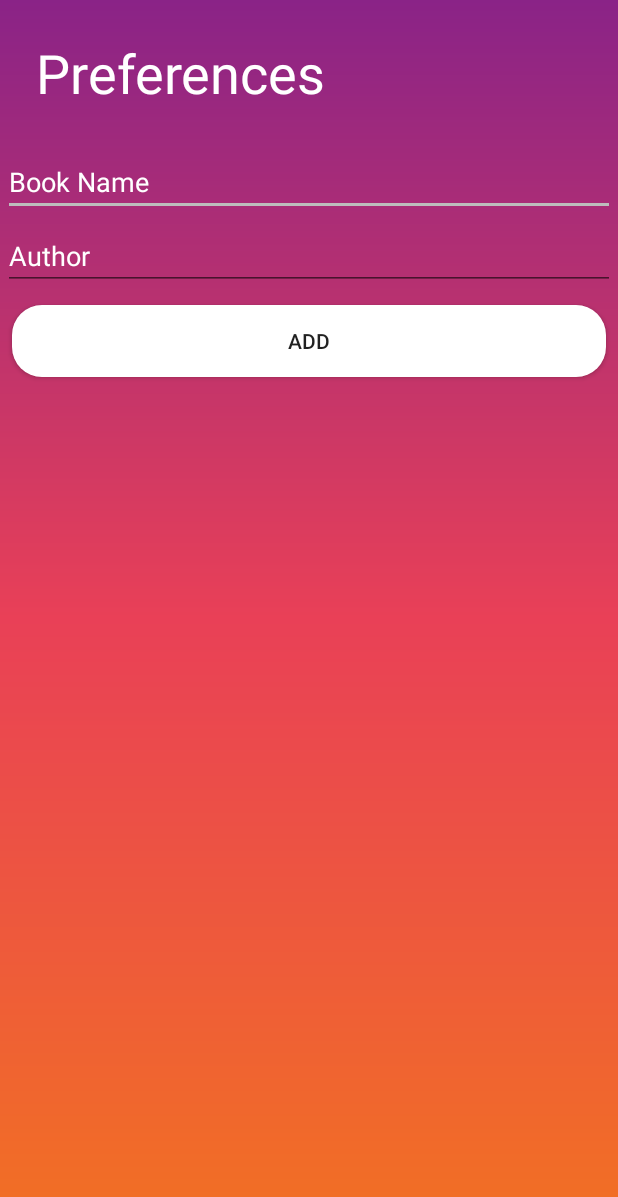
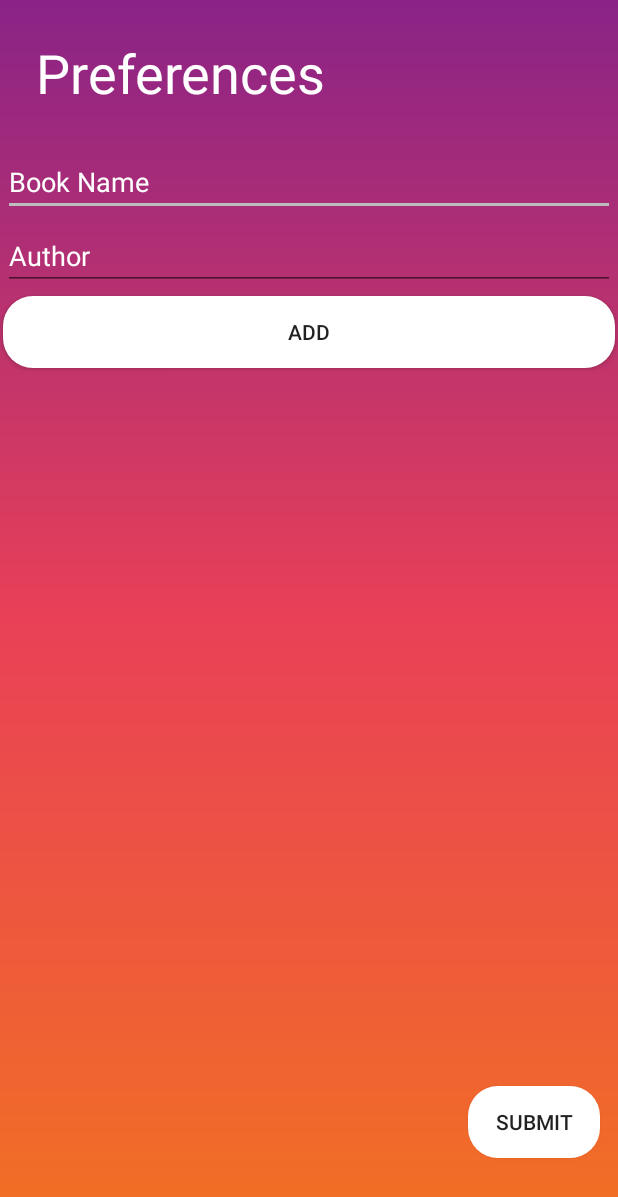
Before and after one commit to shivumgrover7/Drozee1.1, an Android app: the PreferencesActivity screen opened directly, with no data from a screen before it, after a tap on "ADD", on a phone screen of 412 x 824 dp. Shown: the top 1197 px of the screen. Run offline under Robolectric (Android 15) with nearby library versions, the phone set to English and light mode, and no system bars; our stand-ins replace Firebase (no records; nobody signed in at launch, a user with empty details on screens opened directly).

```diff
--- a/app/src/main/java/com/drozee/drozeebvest/PreferencesActivity.java
+++ b/app/src/main/java/com/drozee/drozeebvest/PreferencesActivity.java
@@ -1,32 +1,26 @@
 package com.drozee.drozeebvest;
 
 import android.graphics.Typeface;
-import android.support.annotation.NonNull;
-import android.support.annotation.Nullable;
 import android.support.v7.app.AppCompatActivity;
 import android.os.Bundle;
 import android.support.v7.widget.LinearLayoutManager;
 import android.support.v7.widget.RecyclerView;
-import android.util.Log;
 import android.view.View;
 import android.widget.Button;
 import android.widget.EditText;
+import android.widget.ListView;
 import android.widget.TextView;
 import android.widget.Toast;
 
 import com.google.firebase.auth.FirebaseAuth;
-import com.google.firebase.auth.FirebaseUser;
-import com.google.firebase.database.ChildEventListener;
 import com.google.firebase.database.DataSnapshot;
 import com.google.firebase.database.DatabaseError;
 import com.google.firebase.database.DatabaseReference;
 import com.google.firebase.database.FirebaseDatabase;
-import com.google.firebase.database.GenericTypeIndicator;
+import com.google.firebase.database.ValueEventListener;
 
 import java.util.ArrayList;
-import java.util.HashMap;
 import java.util.List;
-import java.util.Map;
 
 public class PreferencesActivity extends AppCompatActivity {
     ArrayList<String> pref = new ArrayList<String>();
@@ -35,100 +29,82 @@ public class PreferencesActivity extends AppCompatActivity {
     DatabaseReference mListReference;
     FirebaseAuth mAuth;
     String user;
+    ListView listViewl;
+    List<Books> booklist;
+    public EditText prefET;
 
-    DatabaseReference mBooksReference;
-    ChildEventListener mChildEventListener;
+    public EditText authET;
+
+
+
     @Override
     protected void onCreate(Bundle savedInstanceState) {
         super.onCreate(savedInstanceState);
         setContentView(R.layout.activity_preferences);
         mAuth =  FirebaseAuth.getInstance();
-        mFirebaseDatabase = FirebaseDatabase.getInstance();
-//        String uid = user.getUid();
-//        if(uid == null)
-//        {
-//            uid = "Anonymous";
-//        }
-        mListReference = mFirebaseDatabase.getReference().child("Books").child("Anonymous");
-        mBooksReference = mListReference.child("Books").child("uid");
-        final RecyclerView recyclerView = (RecyclerView) findViewById(R.id.prefRV);
-        RecyclerView.LayoutManager mLayoutManager = new LinearLayoutManager(this);
-        recyclerView.setLayoutManager(mLayoutManager);
-        recyclerView.setAdapter(viewAdapter);
-
-        user = mAuth.getUid();
-
-        mChildEventListener = new ChildEventListener() {
-            @Override
-            public void onChildAdded(@NonNull DataSnapshot dataSnapshot, @Nullable String s) {
-                    ArrayList<String> lst = new ArrayList<String>(); // Result will be holded Here
-                        lst.add(String.valueOf(dataSnapshot.getValue()));
-                        for(int z = 0; z < lst.size(); z++)
-                        {
-                                String[] atom = lst.get(z).split(",");
-                                pref.add(atom[0] + "," + atom[1]);
+        listViewl = (ListView) findViewById (R.id.lisst);
+        booklist = new ArrayList<> ();
 
 
-                        }
-                for (int a = 0; a < pref.size(); a++) {
-                    Log.i("Preferences", Integer.toString(pref.get(0).length()));
-                }
-                viewAdapter.notifyDataSetChanged();}
-            @Override
-            public void onChildChanged(@NonNull DataSnapshot dataSnapshot, @Nullable String s) {
-
-            }
-
-            @Override
-            public void onChildRemoved(@NonNull DataSnapshot dataSnapshot) {
-
-            }
-
-            @Override
-            public void onChildMoved(@NonNull DataSnapshot dataSnapshot, @Nullable String s) {
-
-            }
-
-            @Override
-            public void onCancelled(@NonNull DatabaseError databaseError) {
-
-            }
-        };
-        mListReference.addChildEventListener(mChildEventListener);
-        Button add = (Button)findViewById(R.id.addBTN);
-        final Button submit = (Button)findViewById(R.id.nextBTN);
-        final EditText prefET = (EditText)findViewById(R.id.prefET);
-        final EditText authET = (EditText)findViewById(R.id.authorET);
-        submit.setEnabled(false);
+        mFirebaseDatabase = FirebaseDatabase.getInstance();
+        mListReference = mFirebaseDatabase.getReference("Books").child(mAuth.getCurrentUser().getUid());
+//        RecyclerView recyclerView = (RecyclerView) findViewById(R.id.prefRV);
+//        RecyclerView.LayoutManager mLayoutManager = new LinearLayoutManager(this);
+//        recyclerView.setLayoutManager(mLayoutManager);
+//        recyclerView.setAdapter(viewAdapter);
+        user = mAuth.getUid();
+        final Button add = (Button)findViewById(R.id.addBTN);
+//        final Button submit = (Button)findViewById(R.id.submitBTN);
+          prefET = (EditText)findViewById(R.id.prefET);
+        authET = (EditText)findViewById(R.id.authorET);
+//        submit.setEnabled(false);
         add.setOnClickListener(new View.OnClickListener() {
             @Override
             public void onClick(View v) {
-
-                if(authET.getText().toString().equals("") && prefET.getText().toString().equals("")) {
-                    Toast.makeText(PreferencesActivity.this, "Either field cannot be blank", Toast.LENGTH_SHORT).show();
-                }
-                else
-                {
-                    pref.add(prefET.getText().toString() + "," + authET.getText().toString());
-                    prefET.setText("");
-                    authET.setText("");
-                    mListReference.setValue(pref);
-                    Toast.makeText(PreferencesActivity.this, "Uploading Data", Toast.LENGTH_SHORT).show();
-            }
+                    addbook();
+//                if(authET.getText().toString()!= "" && prefET.getText().toString()!= ""){
+//                pref.add(prefET.getText().toString() + "," + authET.getText());
+//                prefET.setText("");
+//                authET.setText("");
+//                viewAdapter.notifyDataSetChanged();
+//                if(viewAdapter.getItemCount() >= 5)
+//                {
+////                    submit.setBackgroundResource(R.drawable.edittext);
+//                    submit.setEnabled(true);
+//                if (prefET.getText().toString().equals("") || authET.getText().toString().equals("")) {
+//                    Toast.makeText(PreferencesActivity.this, "Either field cannot be blank", Toast.LENGTH_SHORT).show();
+//                }
+//                else
+//                {
+//                    pref.add(prefET.getText().toString() + "," + authET.getText().toString());
+//                    prefET.setText("");
+//                    authET.setText("");
+//                    viewAdapter.notifyDataSetChanged();
+//                    if (viewAdapter.getItemCount() >= 5)
+//                    {
+//                        submit.setBackgroundResource(R.drawable.edittext);
+//                    }
+//                }
+//            }}
         }});
-        submit.setOnClickListener(new View.OnClickListener() {
-                                      @Override
-                                      public void onClick(View v) {
-                                          if (viewAdapter.getItemCount() >= 5) {
-                                              if (viewAdapter.getItemCount() == 1)
-                                                  mListReference.child("Books").child(user).push().setValue(pref);
-                                              else
-                                                  mListReference.child("Books").child(user).setValue(pref);
-                                              Toast.makeText(PreferencesActivity.this, "Uploading Data", Toast.LENGTH_SHORT).show();
-                                          }
-                                      }
-                                  });
-
+//        submit.setOnClickListener(new View.OnClickListener() {
+//            @Override
+//            public void onClick(View v) {
+//                if(viewAdapter.getItemCount() >= 5)
+//                {
+//              if(viewAdapter.getItemCount() == 1)
+//                        mListReference.child("Books").child(user).push().setValue(pref);
+//                    else
+//                        mListReference.child("Books").child(user).setValue(pref);
+//                    Toast.makeText(PreferencesActivity.this, "Uploading Data", Toast.LENGTH_SHORT).show();
+//
+//                }
+//                else
+//                {
+//                    Toast.makeText(PreferencesActivity.this, "Please enter at least 5 books", Toast.LENGTH_SHORT).show();
+//                }
+//            }
+//        });
 
 
 
@@ -138,4 +114,46 @@ public class PreferencesActivity extends AppCompatActivity {
         //Typeface myCustomFont = Typeface.createFromAsset(getAssets(), "CaviarDreams_Bold.ttf");
 
     }
+
+
+    @Override
+    protected void onStart() {
+        super.onStart ( );
+        mListReference.addValueEventListener (new ValueEventListener( ) {
+            @Override
+            public void onDataChange(DataSnapshot dataSnapshot) {
+                booklist.clear ();
+                for (DataSnapshot applianceSnapshot : dataSnapshot.getChildren ()){
+
+                    Books bookslista = applianceSnapshot.getValue (Books.class);
+                    booklist.add (bookslista);
+                }
+                BooksListAdapter adapter = new BooksListAdapter (PreferencesActivity.this, booklist);
+                listViewl.setAdapter (adapter);
+            }
+
+            @Override
+            public void onCancelled(DatabaseError databaseError) {
+
+            }
+        });
+    }
+
+
+    private void addbook() {
+        String bookname = prefET.getText().toString();
+        String author = authET.getText().toString();
+        if(prefET.getText().toString().equals("") || authET.getText().toString().equals("")) {
+            Toast.makeText(PreferencesActivity.this, "Book or Author name cannot be empty", Toast.LENGTH_SHORT).show();
+        }
+        else
+        {
+            prefET.setText("");
+            authET.setText("");
+            Books books = new Books(bookname, author);
+            mListReference.child(bookname).setValue(books);
+            Toast.makeText(this, "Book added", Toast.LENGTH_LONG).show();
+
+        }
+    }
 }
--- a/app/src/main/java/com/drozee/drozeebvest/RecyclerViewAdapter.java
+++ b/app/src/main/java/com/drozee/drozeebvest/RecyclerViewAdapter.java
@@ -6,6 +6,7 @@ import android.support.v7.widget.RecyclerView;
 import android.view.LayoutInflater;
 import android.view.View;
 import android.view.ViewGroup;
+import android.widget.CheckBox;
 import android.widget.TextView;
 
 import java.util.ArrayList;
--- a/app/src/main/res/drawable-v24/edit_round.xml
+++ /dev/null
@@ -1,6 +0,0 @@
-<?xml version="1.0" encoding="utf-8"?>
-<shape xmlns:android="http://schemas.android.com/apk/res/android"
-android:shape="rectangle">
-<solid android:color="#FFFFFF"/>
-<corners android:radius="20sp"/>
-</shape>
--- /dev/null
+++ b/app/src/main/res/drawable-xhdpi/edit_round.xml
@@ -0,0 +1,6 @@
+<?xml version="1.0" encoding="utf-8"?>
+<shape xmlns:android="http://schemas.android.com/apk/res/android"
+    android:shape = "rectangle">
+    <solid android:color="#ffffff"/>
+    <corners android:radius="20sp"/>
+</shape>
--- a/app/src/main/res/layout/activity_idlogin.xml
+++ b/app/src/main/res/layout/activity_idlogin.xml
@@ -24,7 +24,7 @@
         android:layout_alignParentBottom="true"
         android:layout_centerHorizontal="true"
         android:layout_marginBottom="151dp"
-        android:background="@drawable/edittext"
+        android:background="@drawable/edit_round"
         android:text="From Gallery"
         android:textSize="20sp" />
 
@@ -36,7 +36,7 @@
         android:layout_alignParentBottom="true"
         android:layout_centerHorizontal="true"
         android:layout_marginBottom="92dp"
-        android:background="@drawable/edittext"
+        android:background="@drawable/edit_round"
         android:text="Take photo"
 
         android:textSize="20sp" />
@@ -48,7 +48,7 @@
         android:layout_alignParentBottom="true"
         android:layout_centerHorizontal="true"
         android:layout_marginBottom="34dp"
-        android:background="@drawable/edittext"
+        android:background="@drawable/edit_round"
         android:text="Upload"
         android:textSize="20sp" />
 
--- a/app/src/main/res/layout/activity_preferences.xml
+++ b/app/src/main/res/layout/activity_preferences.xml
@@ -18,6 +18,13 @@
         android:textColor="#FFFFFF"
         android:textSize="36sp" />
 
+    <LinearLayout
+        android:layout_width="match_parent"
+        android:layout_height="wrap_content"
+        android:id="@id/linear"
+        android:layout_alignParentStart="true"
+        android:layout_below="@+id/prefTV"
+        android:orientation="vertical">
 
         <EditText
             android:id="@+id/prefET"
@@ -45,15 +52,39 @@
             android:layout_height="wrap_content"
             android:layout_alignParentEnd="true"
             android:layout_below="@id/authorET"
-        android:layout_margin="8sp"
+            android:layout_margin="2sp"
             android:background="@drawable/edittext"
             android:text="Add" />
-
-    <android.support.v7.widget.RecyclerView
-        android:id="@+id/prefRV"
-        android:layout_below="@id/addBTN"
-        android:layout_width="match_parent"
-        android:layout_height="wrap_content"/>
+    </LinearLayout>
 
 
+    <!--<android.support.v7.widget.RecyclerView-->
+        <!--android:id="@+id/prefRV"-->
+        <!--android:layout_width="match_parent"-->
+        <!--android:layout_height="wrap_content"-->
+        <!--android:layout_above="@id/submitBTN"-->
+        <!--android:layout_below="@id/addBTN" />-->
+
+
+    <Button
+        android:id="@+id/submitBTN"
+        android:layout_width="wrap_content"
+        android:layout_height="wrap_content"
+
+        android:layout_alignParentEnd="true"
+        android:layout_alignParentBottom="true"
+        android:layout_marginRight="12sp"
+        android:layout_marginBottom="52sp"
+        android:background="@drawable/edittext"
+
+        android:text="Submit" />
+
+    <ListView
+        android:id="@+id/lisst"
+        android:layout_width="match_parent"
+        android:layout_height="378dp"
+        android:layout_alignTop="@id/linear"
+        android:layout_marginBottom="40sp"
+        android:layout_marginTop="170sp" />
+
 </RelativeLayout>
```
Also changed, not shown: app/src/main/java/com/drozee/drozeebvest/IDLogin.java (+5 -18 lines). Lines whose indentation alone changed are shown as unchanged.
